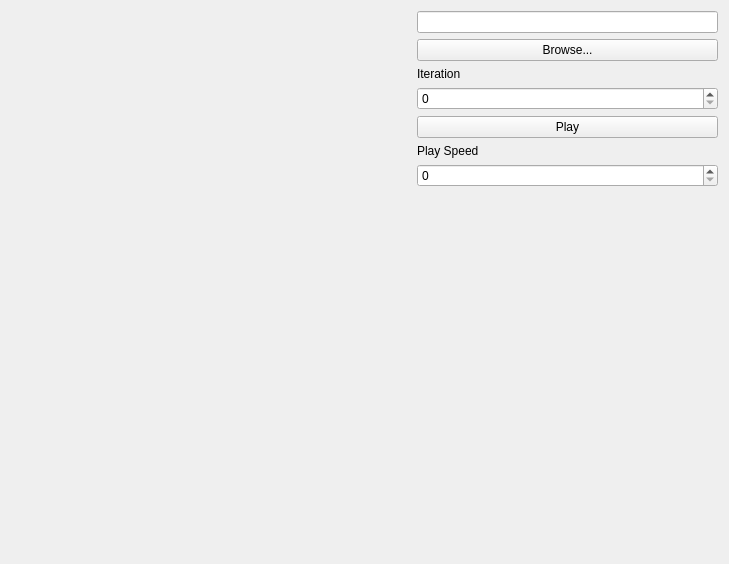
The window that playback.ui (msolomon/Hyena-Communication) describes before a commit, drawn with Qt 5.
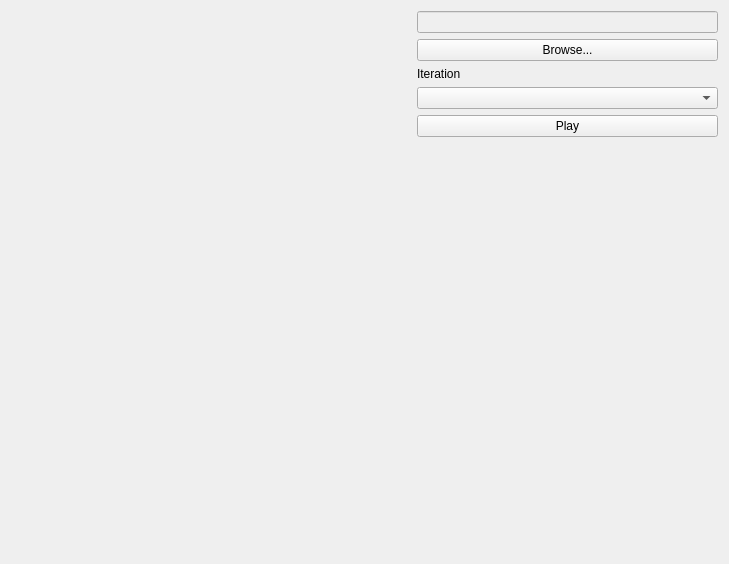
The same window after the commit. Custom widgets are drawn as their Qt base class.

Commit message: Added playback ability. Must be compiled with same # hyenas/lions to play properly

What changed in the file:
```diff
--- a/playback.ui
+++ b/playback.ui
@@ -28,6 +28,9 @@
     <layout class="QVBoxLayout" name="verticalLayout">
      <item>
       <widget class="QLineEdit" name="txt_file">
+       <property name="enabled">
+        <bool>false</bool>
+       </property>
        <property name="readOnly">
         <bool>false</bool>
        </property>
@@ -48,7 +51,7 @@
       </widget>
      </item>
      <item>
-      <widget class="QSpinBox" name="spin_iteration"/>
+      <widget class="QComboBox" name="combo_iterations"/>
      </item>
      <item>
       <widget class="QPushButton" name="but_play">
@@ -57,16 +60,6 @@
        </property>
       </widget>
      </item>
-     <item>
-      <widget class="QLabel" name="label_2">
-       <property name="text">
-        <string>Play Speed</string>
-       </property>
-      </widget>
-     </item>
-     <item>
-      <widget class="QSpinBox" name="spin_speed"/>
-     </item>
      <item>
       <spacer name="verticalSpacer">
        <property name="orientation">
```
The commit also changes 9 other files.
